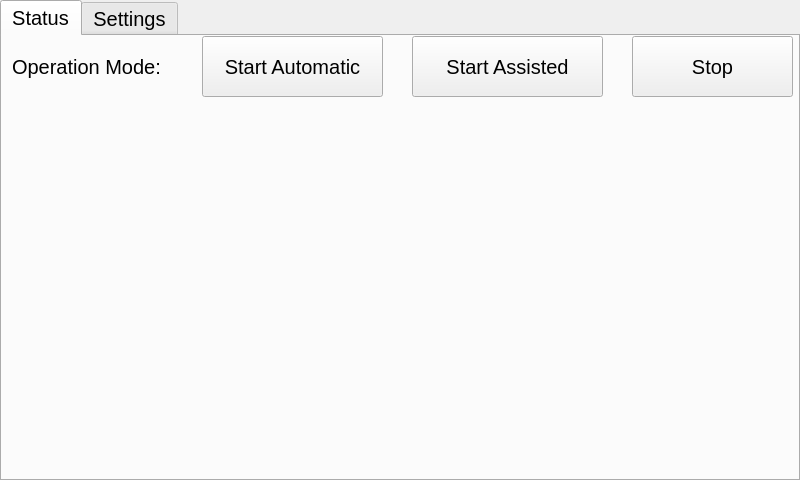
This is gui/settings/settings.ui in MariuszSuchenek/MVM_GUI_test2 as Qt 5 draws it before an edit. The edited form follows.
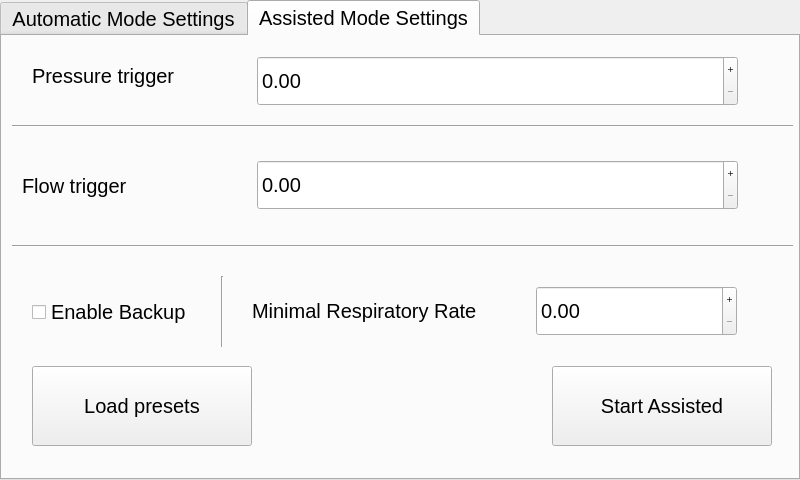
This is the edited form. The open tabs and pages were chosen to show the change. Icons and pictures are not drawn.

Commit message:
general tab widget removed in settings window
widget placed in a more clean layout

this addesses issue #4

Patch:
```diff
--- a/gui/settings/settings.ui
+++ b/gui/settings/settings.ui
@@ -49,100 +49,13 @@
 }</string>
   </property>
   <widget class="QWidget" name="centralwidget">
-   <widget class="QTabWidget" name="maintab">
-    <property name="geometry">
-     <rect>
-      <x>0</x>
-      <y>0</y>
-      <width>800</width>
-      <height>481</height>
-     </rect>
-    </property>
-    <property name="baseSize">
-     <size>
-      <width>0</width>
-      <height>0</height>
-     </size>
-    </property>
-    <property name="font">
-     <font>
-      <family>Arial</family>
-      <pointsize>-1</pointsize>
-      <weight>50</weight>
-      <bold>false</bold>
-     </font>
-    </property>
-    <property name="currentIndex">
-     <number>0</number>
-    </property>
-    <widget class="QWidget" name="forcedtab">
-     <attribute name="title">
-      <string>Status</string>
-     </attribute>
-     <widget class="QLabel" name="label_5">
-      <property name="geometry">
-       <rect>
-        <x>10</x>
-        <y>10</y>
-        <width>191</width>
-        <height>41</height>
-       </rect>
-      </property>
-      <property name="text">
-       <string>Operation Mode:</string>
-      </property>
-     </widget>
-     <widget class="QPushButton" name="pushButton">
-      <property name="geometry">
-       <rect>
-        <x>200</x>
-        <y>0</y>
-        <width>181</width>
-        <height>61</height>
-       </rect>
-      </property>
-      <property name="text">
-       <string>Start Automatic</string>
-      </property>
-     </widget>
-     <widget class="QPushButton" name="pushButton_2">
-      <property name="geometry">
-       <rect>
-        <x>410</x>
-        <y>0</y>
-        <width>191</width>
-        <height>61</height>
-       </rect>
-      </property>
-      <property name="text">
-       <string>Start Assisted</string>
-      </property>
-     </widget>
-     <widget class="QPushButton" name="pushButton_7">
-      <property name="geometry">
-       <rect>
-        <x>630</x>
-        <y>0</y>
-        <width>161</width>
-        <height>61</height>
-       </rect>
-      </property>
-      <property name="text">
-       <string>Stop</string>
-      </property>
-     </widget>
-    </widget>
-    <widget class="QWidget" name="tab_3">
-     <attribute name="title">
-      <string>Settings</string>
-     </attribute>
      <widget class="QTabWidget" name="tabWidget">
       <property name="geometry">
        <rect>
         <x>0</x>
-        <y>19</y>
+      <y>0</y>
         <width>800</width>
-        <height>461</height>
+      <height>480</height>
        </rect>
       </property>
       <property name="currentIndex">
@@ -248,8 +161,8 @@
        <widget class="QPushButton" name="pushButton_4">
         <property name="geometry">
          <rect>
-          <x>560</x>
-          <y>270</y>
+        <x>550</x>
+        <y>330</y>
           <width>220</width>
           <height>80</height>
          </rect>
@@ -261,8 +174,8 @@
        <widget class="QPushButton" name="pushButton_6">
         <property name="geometry">
          <rect>
-          <x>20</x>
-          <y>270</y>
+        <x>30</x>
+        <y>330</y>
           <width>220</width>
           <height>80</height>
          </rect>
@@ -274,8 +187,8 @@
        <widget class="QLabel" name="label_6">
         <property name="geometry">
          <rect>
-          <x>20</x>
-          <y>10</y>
+        <x>30</x>
+        <y>20</y>
           <width>200</width>
           <height>40</height>
          </rect>
@@ -288,7 +201,7 @@
         <property name="geometry">
          <rect>
           <x>20</x>
-          <y>80</y>
+        <y>130</y>
           <width>170</width>
           <height>40</height>
          </rect>
@@ -300,8 +213,8 @@
        <widget class="QLabel" name="label_8">
         <property name="geometry">
          <rect>
-          <x>320</x>
-          <y>180</y>
+        <x>250</x>
+        <y>250</y>
           <width>230</width>
           <height>50</height>
          </rect>
@@ -314,8 +227,8 @@
         <property name="geometry">
          <rect>
           <x>230</x>
-          <y>10</y>
-          <width>420</width>
+        <y>20</y>
+        <width>531</width>
           <height>50</height>
          </rect>
         </property>
@@ -327,8 +240,8 @@
         <property name="geometry">
          <rect>
           <x>230</x>
-          <y>80</y>
-          <width>420</width>
+        <y>124</y>
+        <width>531</width>
           <height>50</height>
          </rect>
         </property>
@@ -339,9 +252,9 @@
        <widget class="QDoubleSpinBox" name="doubleSpinBox_6">
         <property name="geometry">
          <rect>
-          <x>560</x>
-          <y>180</y>
-          <width>200</width>
+        <x>509</x>
+        <y>250</y>
+        <width>251</width>
           <height>50</height>
          </rect>
         </property>
@@ -362,8 +275,8 @@
         <property name="geometry">
          <rect>
           <x>30</x>
-          <y>190</y>
-          <width>200</width>
+        <y>256</y>
+        <width>170</width>
           <height>40</height>
          </rect>
         </property>
@@ -371,7 +284,44 @@
          <string>Enable Backup</string>
         </property>
        </widget>
-      </widget>
+     <widget class="Line" name="line_2">
+      <property name="geometry">
+       <rect>
+        <x>10</x>
+        <y>80</y>
+        <width>781</width>
+        <height>20</height>
+       </rect>
+      </property>
+      <property name="orientation">
+       <enum>Qt::Horizontal</enum>
+      </property>
+     </widget>
+     <widget class="Line" name="line_3">
+      <property name="geometry">
+       <rect>
+        <x>10</x>
+        <y>200</y>
+        <width>781</width>
+        <height>20</height>
+       </rect>
+      </property>
+      <property name="orientation">
+       <enum>Qt::Horizontal</enum>
+      </property>
+     </widget>
+     <widget class="Line" name="line_4">
+      <property name="geometry">
+       <rect>
+        <x>210</x>
+        <y>240</y>
+        <width>20</width>
+        <height>71</height>
+       </rect>
+      </property>
+      <property name="orientation">
+       <enum>Qt::Vertical</enum>
+      </property>
      </widget>
     </widget>
    </widget>
```
Left out of the diff: 42 changed lines with no effect on the pictures. Lines whose indentation alone changed are shown as unchanged.
